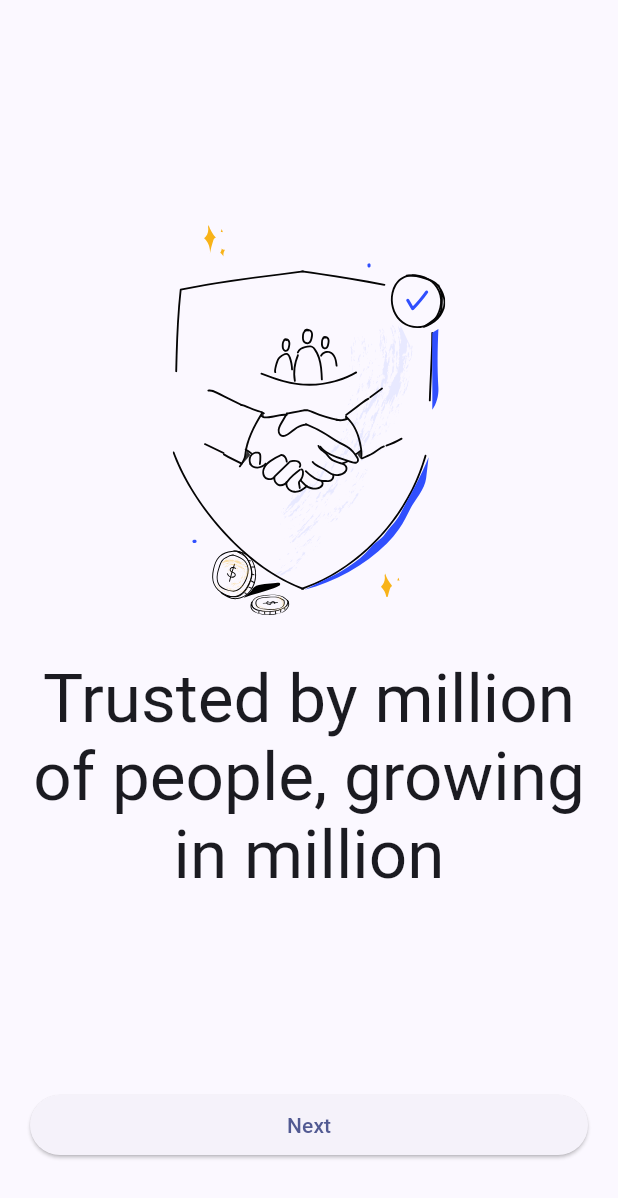
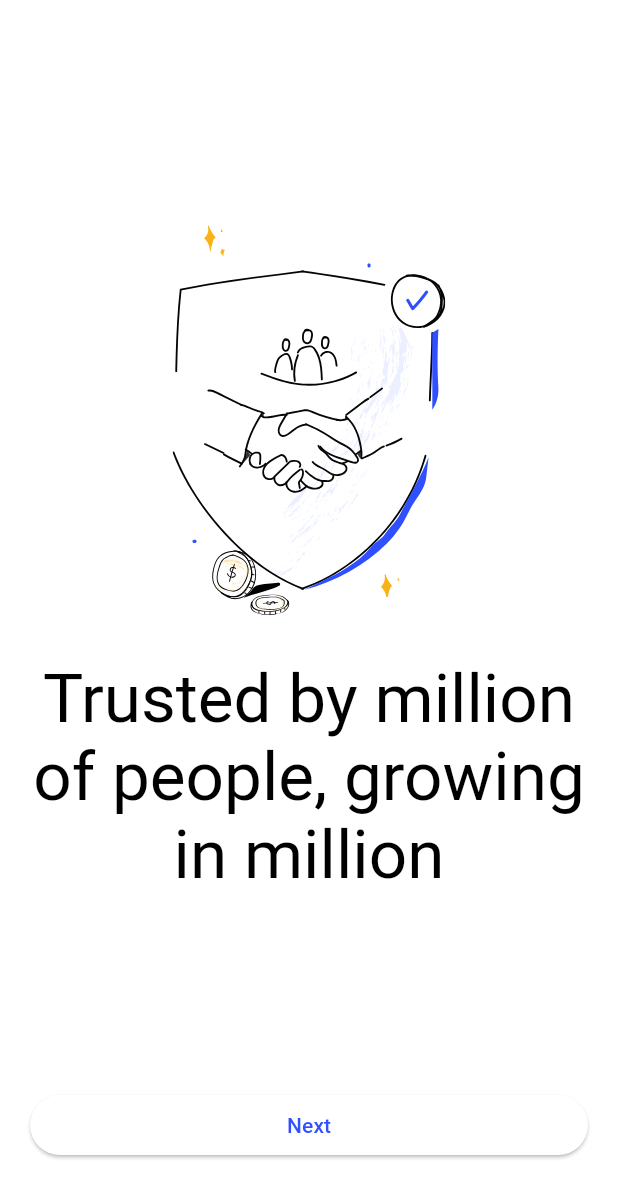
Before and after one commit to rithin-prakash/coin_stack, a Flutter app: the screen it shows after launch, on a phone screen of 412 x 824 dp. Shown: the top 1198 px of the screen. Run offline on Flutter 3.47's test engine with Material 3 defaults, Android fonts, the light colour scheme and no system bars; our stand-ins replace flutter_svg.

Commit message:
theme init

```diff
--- /dev/null
+++ b/lib/core/theme/app_colors.dart
@@ -0,0 +1,5 @@
+import 'package:flutter/cupertino.dart';
+
+class AppColors {
+  static const primary = Color(0xFF304FFE);
+}
--- /dev/null
+++ b/lib/core/theme/app_theme.dart
@@ -0,0 +1,8 @@
+import 'package:coin_stack/core/theme/app_colors.dart';
+import 'package:flutter/material.dart';
+
+class AppTheme {
+  static final lightTheme = ThemeData(
+    colorScheme: ColorScheme.light(primary: AppColors.primary),
+  );
+}
--- a/lib/main.dart
+++ b/lib/main.dart
@@ -1,3 +1,4 @@
+import 'package:coin_stack/core/theme/app_theme.dart';
 import 'package:coin_stack/features/intros/presentation/pages/intro_page.dart';
 import 'package:flutter/material.dart';
 
@@ -12,9 +13,7 @@ class MyApp extends StatelessWidget {
   Widget build(BuildContext context) {
     return MaterialApp(
       title: 'Flutter Demo',
-      theme: ThemeData(
-        colorScheme: ColorScheme.fromSeed(seedColor: Color(0xFF304FFE)),
-      ),
+      theme: AppTheme.lightTheme,
       home: const IntroPage(),
     );
   }
```
